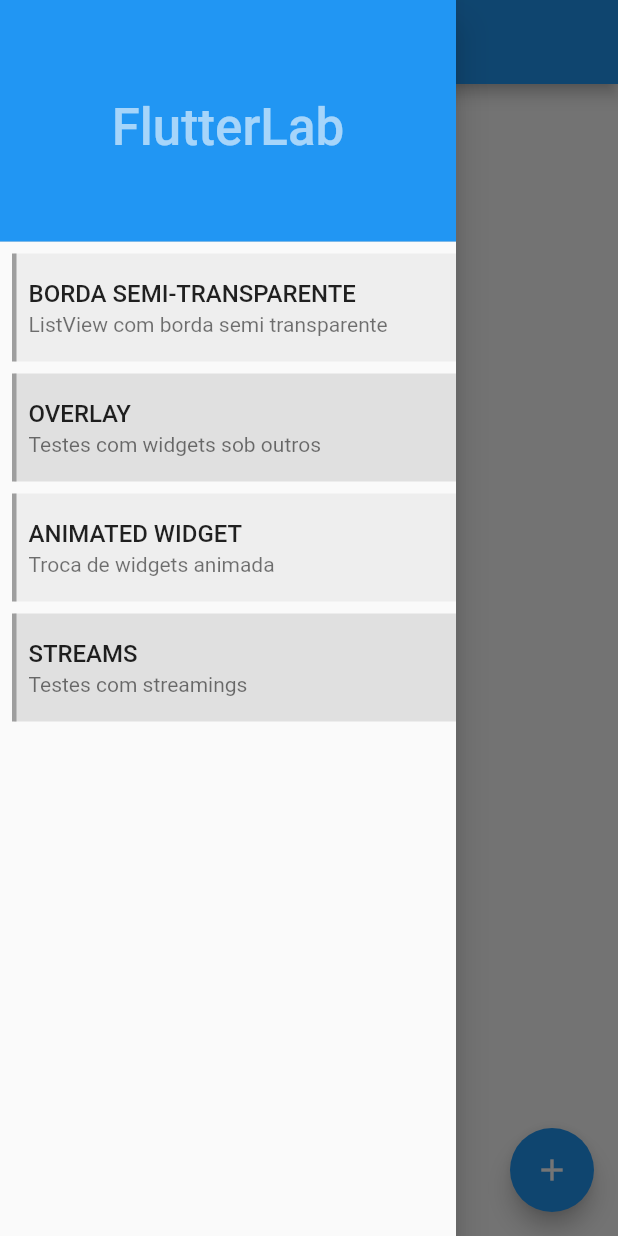
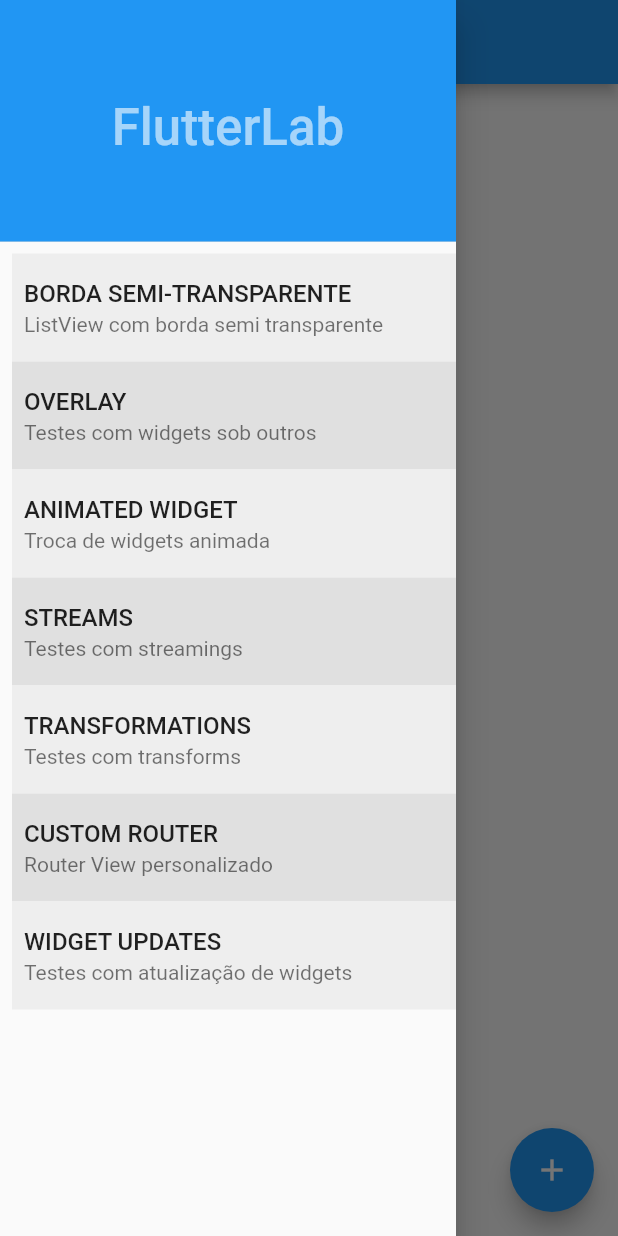
Before and after one commit to lluz55/flutterlab, a Flutter app: the screen it shows after launch, with the side drawer open, on a phone screen of 412 x 824 dp. Run offline on Flutter 3.47's test engine with Material 2 defaults, Android fonts, the phone set to English and light mode, and no system bars; our stand-ins replace toast.

Commit message:
update 29/09

```diff
--- a/lib/drawer/drawer.dart
+++ b/lib/drawer/drawer.dart
@@ -12,6 +12,7 @@
   Widget build(BuildContext context) {
     return Drawer(
       elevation: elevation,
+      child: SingleChildScrollView(
         child: Column(
           children: <Widget>[
             DrawerHeader(
@@ -28,9 +29,7 @@
               itemCount: drawerList.length,
               shrinkWrap: true,
               padding: EdgeInsets.only(left: 8.0),
-            itemBuilder: (context, index) => Padding(
-              padding: const EdgeInsets.only(bottom: 8.0),
-              child: RouteDrawerItem(
+              itemBuilder: (context, index) => RouteDrawerItem(
                 context,
                 route: drawerList[index].route,
                 title: drawerList[index].title,
@@ -38,9 +37,9 @@
                 status: drawerList[index].status,
                 odd: drawerList[index].odd,
               ),
-            ),
             )
           ],
+        ),
       ),
     );
   }
--- a/lib/drawer/routeDrawerItem.dart
+++ b/lib/drawer/routeDrawerItem.dart
@@ -1,11 +1,19 @@
 import 'package:flutter/material.dart';
+import 'package:flutter_lab/pages/animatedWidgets/animatedWidgets.dart';
+import 'package:flutter_lab/pages/customRouter/customRouter.dart';
+import 'package:flutter_lab/pages/overlayTest/overlayTest.dart';
+import 'package:flutter_lab/pages/semiTransparent/semiTransparentPage.dart';
+import 'package:flutter_lab/pages/streams/streamsPage.dart';
+import 'package:flutter_lab/pages/transfomations/transformationsPage.dart';
+import 'package:flutter_lab/pages/widget_updates/widgetUpdates.dart';
+import 'package:flutter_lab/router.dart';
 
 enum FeatureStatus { done, inProgress, planned }
 
 class RouteDrawerItem extends StatefulWidget {
   final BuildContext context;
   final String title;
-  final String route;
+  final Widget route;
   final String description;
   final FeatureStatus status;
   final bool odd;
@@ -24,30 +32,28 @@
 }
 
 class _RouteDrawerItemState extends State<RouteDrawerItem> {
-  String _currentRoute;
-
   @override
   Widget build(BuildContext context) {
     return GestureDetector(
       onTap: () {
-        if (ModalRoute.of(context).settings.name != widget.route) {
-          setState(() => _currentRoute = ModalRoute.of(context).settings.name);
-          Navigator.of(context).popAndPushNamed(widget.route);
-        }
+        // if (ModalRoute.of(context).settings.name != widget.route.) {
+        //   Navigator.of(context).popAndPushNamed(widget.route);
+        // }
+        coldNavigator(context, widget.route);
       },
       child: Container(
         decoration: BoxDecoration(
-          border: Border(
-              left: BorderSide(
-                color: _statusColor(widget.status),
-                width: 3,
-              ),
-              right: BorderSide(
-                color: ModalRoute.of(context).settings.name == widget.route
-                    ? Colors.blueAccent
-                    : Colors.transparent,
-                width: 3,
-              )),
+          // border: Border(
+          //     // left: BorderSide(
+          //     //   color: _statusColor(widget.status),
+          //     //   width: 3,
+          //     // ),
+          //     right: BorderSide(
+          //   color: ModalRoute.of(context).settings.name == widget.route
+          //       ? Colors.blueAccent
+          //       : Colors.transparent,
+          //   width: 3,
+          // )),
           color: widget.odd ? Colors.grey[300] : Colors.grey[200],
         ),
         child: ListTile(
@@ -63,41 +69,62 @@
     );
   }
 
-  Color _statusColor(FeatureStatus status) {
-    Color color;
-    switch (status) {
-      case FeatureStatus.done:
-        color = Colors.green;
-        break;
-      case FeatureStatus.inProgress:
-        color = Colors.orangeAccent;
-        break;
-      case FeatureStatus.planned:
-        color = Colors.grey[500];
-        break;
-      default:
-        color = Colors.grey[800];
-    }
+  // Color _statusColor(FeatureStatus status) {
+  //   Color color;
+  //   switch (status) {
+  //     case FeatureStatus.done:
+  //       color = Colors.green;
+  //       break;
+  //     case FeatureStatus.inProgress:
+  //       color = Colors.orangeAccent;
+  //       break;
+  //     case FeatureStatus.planned:
+  //       color = Colors.grey[500];
+  //       break;
+  //     default:
+  //       color = Colors.grey[800];
+  //   }
 
-    return color;
-  }
+  //   return color;
+  // }
 }
 
+// List<RouteDrawerItemModel> drawerList = [
+//   RouteDrawerItemModel('Borda semi-transparente', '/semiTransparent',
+//       description: 'ListView com borda semi transparente'),
+//   RouteDrawerItemModel('Overlay', '/overlayTest',
+//       description: 'Testes com widgets sob outros', odd: true),
+//   RouteDrawerItemModel('Animated Widget', '/animatedWidgets',
+//       description: 'Troca de widgets animada'),
+//   RouteDrawerItemModel('Streams', '/streamsPage',
+//       description: 'Testes com streamings', odd: true),
+//   RouteDrawerItemModel('Transformations', '/transformations',
+//       description: 'Testes com transforms'),
+//   RouteDrawerItemModel('Custom Router', '/customRouter',
+//       description: 'Router View personalizado', odd: true)
+// ];
+
 List<RouteDrawerItemModel> drawerList = [
-  RouteDrawerItemModel('Borda semi-transparente', '/semiTransparent',
+  RouteDrawerItemModel('Borda semi-transparente', SemiTransparentPage(),
       description: 'ListView com borda semi transparente'),
-  RouteDrawerItemModel('Overlay', '/overlayTest',
+  RouteDrawerItemModel('Overlay', OverlayTest(),
       description: 'Testes com widgets sob outros', odd: true),
-  RouteDrawerItemModel('Animated Widget', '/animatedWidgets',
+  RouteDrawerItemModel('Animated Widget', AnimatedWidgetPage(),
       description: 'Troca de widgets animada'),
-  RouteDrawerItemModel('Streams', '/streamsPage',
-      description: 'Testes com streamings', odd: true)
+  RouteDrawerItemModel('Streams', StreamsPage(),
+      description: 'Testes com streamings', odd: true),
+  RouteDrawerItemModel('Transformations', TransformationsPage(),
+      description: 'Testes com transforms'),
+  RouteDrawerItemModel('Custom Router', CustomRouter(),
+      description: 'Router View personalizado', odd: true),
+  RouteDrawerItemModel('Widget Updates', WidgetUpdatesPage(),
+      description: 'Testes com atualização de widgets')
 ];
 
 class RouteDrawerItemModel {
   final String title;
   final String description;
-  final String route;
+  final Widget route;
   final bool odd;
   final FeatureStatus status;
 
--- a/lib/main.dart
+++ b/lib/main.dart
@@ -13,10 +13,30 @@
       debugShowCheckedModeBanner: false,
       title: 'Flutter Lab',
       theme: ThemeData(
-        primarySwatch: Colors.blue,
-      ),
+          primarySwatch: Colors.blue,
+          pageTransitionsTheme: PageTransitionsTheme(
+            builders: Map<TargetPlatform,
+                    _InanimatePageTransitionsBuilder>.fromIterable(
+                TargetPlatform.values.toList(),
+                key: (dynamic k) => k,
+                value: (dynamic _) => const _InanimatePageTransitionsBuilder()),
+          )),
       initialRoute: '/',
       routes: RouterBuilder.routes,
     );
   }
 }
+
+class _InanimatePageTransitionsBuilder extends PageTransitionsBuilder {
+  const _InanimatePageTransitionsBuilder();
+
+  @override
+  Widget buildTransitions<T>(
+      PageRoute<T> route,
+      BuildContext context,
+      Animation<double> animation,
+      Animation<double> secondaryAnimation,
+      Widget child) {
+    return child;
+  }
+}
--- a/lib/router.dart
+++ b/lib/router.dart
@@ -1,10 +1,13 @@
 import 'package:flutter/material.dart';
 import 'package:flutter_lab/layouts/mainLayout.dart';
 import 'package:flutter_lab/pages/animatedWidgets/animatedWidgets.dart';
+import 'package:flutter_lab/pages/customRouter/customRouter.dart';
 import 'package:flutter_lab/pages/home/homePage.dart';
 import 'package:flutter_lab/pages/overlayTest/overlayTest.dart';
 import 'package:flutter_lab/pages/semiTransparent/semiTransparentPage.dart';
 import 'package:flutter_lab/pages/streams/streamsPage.dart';
+import 'package:flutter_lab/pages/transfomations/transformationsPage.dart';
+import 'package:flutter_lab/pages/widget_updates/widgetUpdates.dart';
 
 class RouterBuilder extends ChangeNotifier {
   static final routes = {
@@ -22,6 +25,21 @@
         ),
     '/streamsPage': (_) => MainLayout(
           StreamsPage(),
+        ),
+    '/transformations': (_) => MainLayout(
+          TransformationsPage(),
+        ),
+    '/customRouter': (_) => MainLayout(
+          CustomRouter(),
+        ),
+    '/widgetUpdates': (_) => MainLayout(
+          WidgetUpdatesPage(),
         )
   };
 }
+
+coldNavigator(BuildContext context, Widget route) {
+  Navigator.of(context).push(PageRouteBuilder(
+      transitionDuration: Duration(milliseconds: 1),
+      pageBuilder: (context, animation, secAnimation) => MainLayout(route)));
+}
```
Also changed, not shown: lib/pages/customRouter/customRouter.dart (added, +109 -0 lines), lib/pages/streams/random_widget.dart (added, +30 -0 lines), lib/pages/streams/streamsPage.dart (+41 -12 lines), lib/pages/transfomations/transformationsPage.dart (added, +85 -0 lines), lib/pages/widget_updates/widgetUpdates.dart (added, +114 -0 lines), 2 other files. Lines whose indentation alone changed are shown as unchanged.
